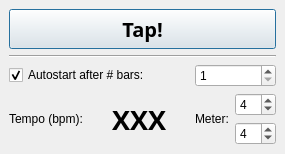
Before: the Qt Designer form tapstart_base.ui in kampfschlaefer/tapstart, drawn with Qt 5.
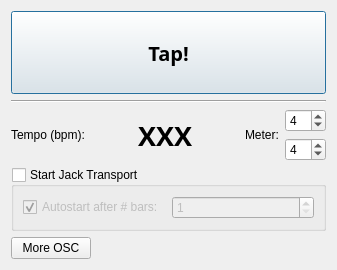
After: the same form once the commit is applied.

Commit message: add gui for osc paths.

Diff of the .ui file:
```diff
--- a/tapstart_base.ui
+++ b/tapstart_base.ui
@@ -8,14 +8,12 @@
    <rect>
     <x>0</x>
     <y>0</y>
-    <width>282</width>
-    <height>150</height>
+    <width>337</width>
+    <height>270</height>
    </rect>
   </property>
   <property name="sizePolicy" >
-   <sizepolicy>
-    <hsizetype>1</hsizetype>
-    <vsizetype>1</vsizetype>
+   <sizepolicy vsizetype="Minimum" hsizetype="Minimum" >
     <horstretch>0</horstretch>
     <verstretch>0</verstretch>
    </sizepolicy>
@@ -24,12 +22,42 @@
    <string>TapStart</string>
   </property>
   <layout class="QGridLayout" >
-   <property name="margin" >
-    <number>9</number>
-   </property>
-   <property name="spacing" >
-    <number>6</number>
-   </property>
+   <item row="0" column="0" colspan="3" >
+    <widget class="QPushButton" name="btnTap" >
+     <property name="sizePolicy" >
+      <sizepolicy vsizetype="MinimumExpanding" hsizetype="MinimumExpanding" >
+       <horstretch>0</horstretch>
+       <verstretch>0</verstretch>
+      </sizepolicy>
+     </property>
+     <property name="minimumSize" >
+      <size>
+       <width>100</width>
+       <height>40</height>
+      </size>
+     </property>
+     <property name="font" >
+      <font>
+       <family>Sans Serif</family>
+       <pointsize>15</pointsize>
+       <weight>75</weight>
+       <italic>false</italic>
+       <bold>true</bold>
+       <underline>false</underline>
+       <strikeout>false</strikeout>
+      </font>
+     </property>
+     <property name="text" >
+      <string>Tap!</string>
+     </property>
+     <property name="default" >
+      <bool>true</bool>
+     </property>
+     <property name="flat" >
+      <bool>false</bool>
+     </property>
+    </widget>
+   </item>
    <item row="1" column="0" colspan="3" >
     <widget class="Line" name="line" >
      <property name="orientation" >
@@ -37,12 +65,17 @@
      </property>
     </widget>
    </item>
-   <item row="3" column="1" >
+   <item row="2" column="0" >
+    <widget class="QLabel" name="lblTempoBuddy" >
+     <property name="text" >
+      <string>Tempo (bpm):</string>
+     </property>
+    </widget>
+   </item>
+   <item row="2" column="1" >
     <widget class="QLabel" name="lblTempo" >
      <property name="sizePolicy" >
-      <sizepolicy>
-       <hsizetype>3</hsizetype>
-       <vsizetype>5</vsizetype>
+      <sizepolicy vsizetype="Preferred" hsizetype="MinimumExpanding" >
        <horstretch>0</horstretch>
        <verstretch>0</verstretch>
       </sizepolicy>
@@ -72,73 +105,24 @@
      </property>
     </widget>
    </item>
-   <item row="0" column="0" colspan="3" >
-    <widget class="QPushButton" name="btnTap" >
-     <property name="sizePolicy" >
-      <sizepolicy>
-       <hsizetype>3</hsizetype>
-       <vsizetype>3</vsizetype>
-       <horstretch>0</horstretch>
-       <verstretch>0</verstretch>
-      </sizepolicy>
-     </property>
-     <property name="minimumSize" >
-      <size>
-       <width>100</width>
-       <height>40</height>
-      </size>
-     </property>
-     <property name="font" >
-      <font>
-       <family>Sans Serif</family>
-       <pointsize>15</pointsize>
-       <weight>75</weight>
-       <italic>false</italic>
-       <bold>true</bold>
-       <underline>false</underline>
-       <strikeout>false</strikeout>
-      </font>
-     </property>
-     <property name="text" >
-      <string>Tap!</string>
-     </property>
-     <property name="default" >
-      <bool>true</bool>
-     </property>
-     <property name="flat" >
-      <bool>false</bool>
-     </property>
-    </widget>
-   </item>
-   <item row="2" column="0" colspan="2" >
-    <widget class="QCheckBox" name="cBBars" >
-     <property name="text" >
-      <string>Autostart after # bars:</string>
-     </property>
-     <property name="checked" >
-      <bool>true</bool>
-     </property>
-    </widget>
-   </item>
    <item row="2" column="2" >
-    <widget class="QSpinBox" name="sBBars" >
-     <property name="maximum" >
-      <number>4</number>
-     </property>
-     <property name="minimum" >
-      <number>1</number>
-     </property>
-     <property name="value" >
-      <number>1</number>
-     </property>
-    </widget>
-   </item>
-   <item row="3" column="2" >
     <layout class="QGridLayout" >
      <property name="margin" >
       <number>0</number>
      </property>
-     <property name="spacing" >
+     <property name="topMargin" >
+      <number>0</number>
+     </property>
+     <property name="rightMargin" >
+      <number>0</number>
+     </property>
+     <property name="bottomMargin" >
+      <number>0</number>
+     </property>
+     <property name="horizontalSpacing" >
+      <number>6</number>
+     </property>
+     <property name="verticalSpacing" >
       <number>6</number>
      </property>
      <item row="0" column="1" >
@@ -173,13 +157,74 @@
      </item>
     </layout>
    </item>
-   <item row="3" column="0" >
-    <widget class="QLabel" name="lblTempoBuddy" >
-     <property name="text" >
-      <string>Tempo (bpm):</string>
+   <item row="3" column="0" colspan="3" >
+    <widget class="QGroupBox" name="jackBox" >
+     <property name="title" >
+      <string>Start Jack Transport</string>
      </property>
+     <property name="flat" >
+      <bool>false</bool>
+     </property>
+     <property name="checkable" >
+      <bool>true</bool>
+     </property>
+     <property name="checked" >
+      <bool>false</bool>
+     </property>
+     <layout class="QGridLayout" >
+      <item row="0" column="0" >
+       <widget class="QCheckBox" name="cBBars" >
+        <property name="text" >
+         <string>Autostart after # bars:</string>
+        </property>
+        <property name="checked" >
+         <bool>true</bool>
+        </property>
+       </widget>
+      </item>
+      <item row="0" column="1" >
+       <widget class="QSpinBox" name="sBBars" >
+        <property name="minimum" >
+         <number>1</number>
+        </property>
+        <property name="maximum" >
+         <number>4</number>
+        </property>
+        <property name="value" >
+         <number>1</number>
+        </property>
+       </widget>
+      </item>
+     </layout>
     </widget>
    </item>
+   <item row="4" column="0" colspan="3" >
+    <layout class="QHBoxLayout" >
+     <item>
+      <widget class="QPushButton" name="btnMoreOsc" >
+       <property name="text" >
+        <string>More OSC</string>
+       </property>
+      </widget>
+     </item>
+     <item>
+      <spacer>
+       <property name="orientation" >
+        <enum>Qt::Horizontal</enum>
+       </property>
+       <property name="sizeHint" >
+        <size>
+         <width>40</width>
+         <height>20</height>
+        </size>
+       </property>
+      </spacer>
+     </item>
+    </layout>
+   </item>
+   <item row="5" column="0" colspan="3" >
+    <layout class="QVBoxLayout" />
+   </item>
   </layout>
  </widget>
  <pixmapfunction></pixmapfunction>
```
Left out of the diff: 14 changed lines with no effect on the pictures. The commit also changes 5 other files.
